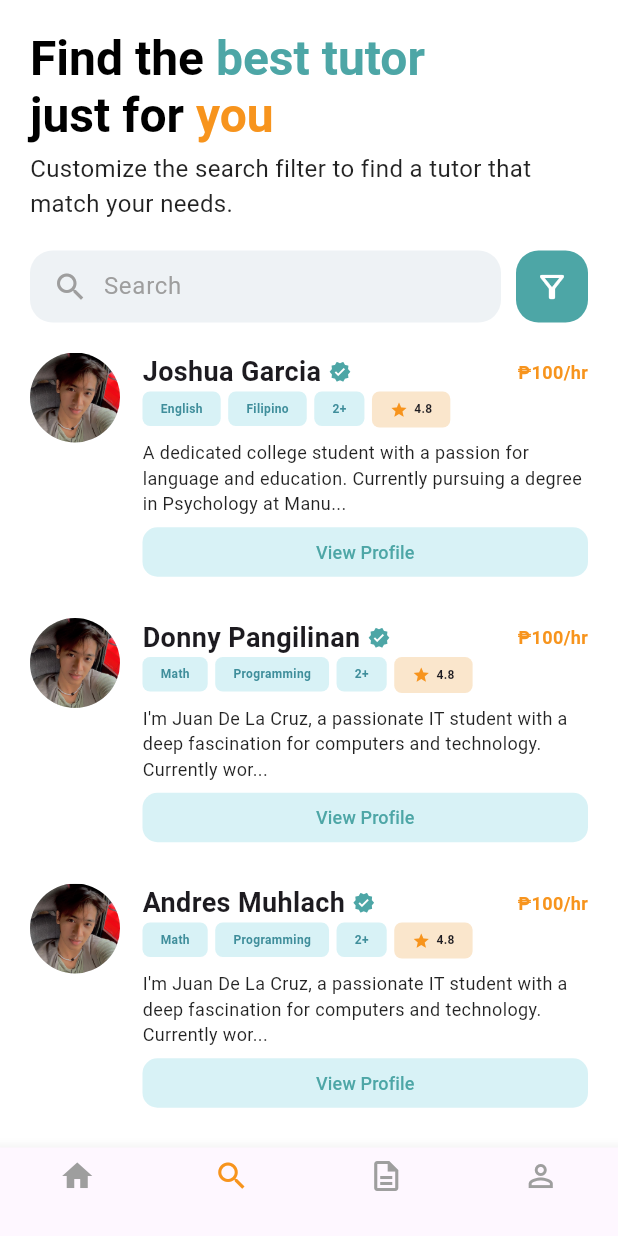
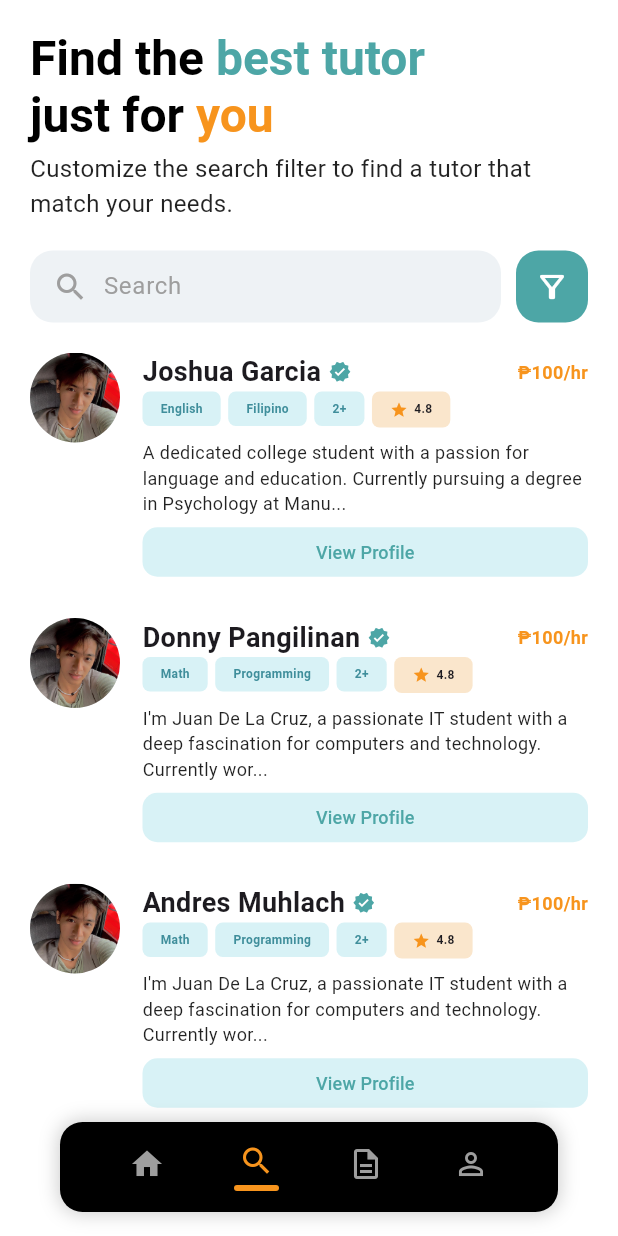
Before and after one commit to johanncatalla/turo-finals, a Flutter app: the Search screen opened directly, on a phone screen of 412 x 824 dp. Run offline on Flutter 3.47's test engine with Material 3 defaults, Android fonts, the phone set to English and light mode, and no system bars; our stand-ins replace flutter_dotenv, shared_preferences; accounts and stored records are empty.

Commit message:
initial search page

```diff
--- a/lib/Screens/Students/search.dart
+++ b/lib/Screens/Students/search.dart
@@ -1,4 +1,6 @@
 import 'package:flutter/material.dart';
+
+import '../../Widgets/navbar.dart';
 
 class Search extends StatefulWidget {
   const Search({super.key});
@@ -9,8 +11,17 @@ class Search extends StatefulWidget {
 
 class _SearchState extends State<Search> {
   int selectedMode = 0;
+  int selectedIndex = 1; // Search tab is selected (index 1)
   final List<String> _searchMode = ['Tutor', 'Course', 'Module'];
   final TextEditingController _searchController = TextEditingController();
+
+  // Define nav items for your custom navbar
+  final List<NavBarItem> _navItems = [
+    NavBarItem(icon: Icons.home, label: 'Home'),
+    NavBarItem(icon: Icons.search, label: 'Search'),
+    NavBarItem(icon: Icons.description_outlined, label: 'Courses'),
+    NavBarItem(icon: Icons.person_outline, label: 'Profile'),
+  ];
 
   // Dummy data for list of tutors
   final List<Map<String, dynamic>> _tutors = [
@@ -166,29 +177,18 @@ class _SearchState extends State<Search> {
           ],
         ),
       ),
-      bottomNavigationBar: BottomNavigationBar(
-        type: BottomNavigationBarType.fixed,
-        selectedItemColor: const Color(0xFFF7941D),
-        unselectedItemColor: Colors.grey,
-        currentIndex: 1, // Search tab is selected
-        items: const [
-          BottomNavigationBarItem(
-            icon: Icon(Icons.home),
-            label: '',
-          ),
-          BottomNavigationBarItem(
-            icon: Icon(Icons.search),
-            label: '',
-          ),
-          BottomNavigationBarItem(
-            icon: Icon(Icons.description_outlined),
-            label: '',
-          ),
-          BottomNavigationBarItem(
-            icon: Icon(Icons.person_outline),
-            label: '',
-          ),
-        ],
+      bottomNavigationBar: NavBar(
+        selectedIndex: selectedIndex,
+        onItemSelected: (index) {
+          setState(() {
+            selectedIndex = index;
+          });
+          //
+        },
+        items: _navItems,
+        selectedColor: const Color(0xFFF7941D), // Orange color from your theme
+        unselectedColor: Colors.grey,
+        backgroundColor: Colors.black,
       ),
     );
   }
--- a/lib/Screens/Students/student_homepage.dart
+++ b/lib/Screens/Students/student_homepage.dart
@@ -3,6 +3,7 @@ import 'package:provider/provider.dart';
 import 'package:turo/providers/auth_provider.dart';
 import 'package:turo/role_select.dart';
 import 'package:turo/Widgets/navbar.dart';
+import 'package:turo/Screens/Students/search.dart';
 
 class StudentHomepage extends StatefulWidget {
   const StudentHomepage({super.key});
@@ -141,6 +142,7 @@ class _StudentHomepageState extends State<StudentHomepage> {
     if (index == 1) {
       // Navigate to search page
       // For example: Navigator.push(context, MaterialPageRoute(builder: (context) => SearchScreen()));
+      Navigator.push(context, MaterialPageRoute(builder: (context)=> Search()));
     } else if (index == 2) {
       // Navigate to my courses
       // For example: Navigator.push(context, MaterialPageRoute(builder: (context) => MyCoursesScreen()));
@@ -193,10 +195,9 @@ class _StudentHomepageState extends State<StudentHomepage> {
               selectedIndex: _selectedMenuIndex,
               onItemSelected: _handleNavigation,
               items: _navItems,
-              // You can customize colors if needed:
-              // selectedColor: Colors.orange,
-              // unselectedColor: Colors.white60,
-              // backgroundColor: Colors.black,
+              selectedColor: const Color(0xFFF7941D), // Orange color from your theme
+              unselectedColor: Colors.grey,
+              backgroundColor: Colors.black,
             ),
           ),
         ],
```
